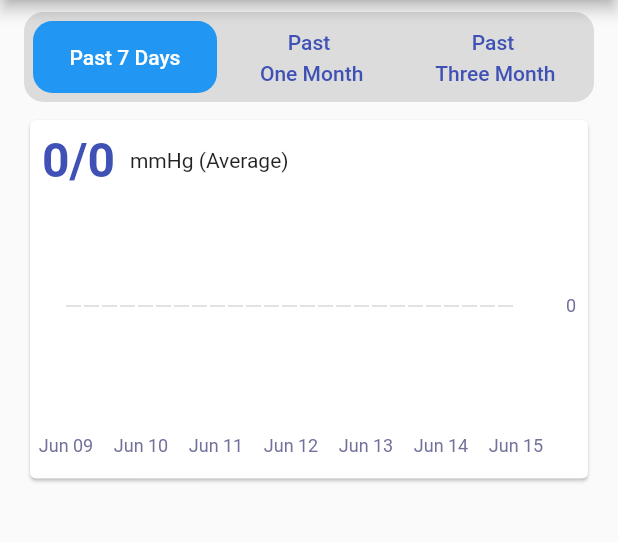
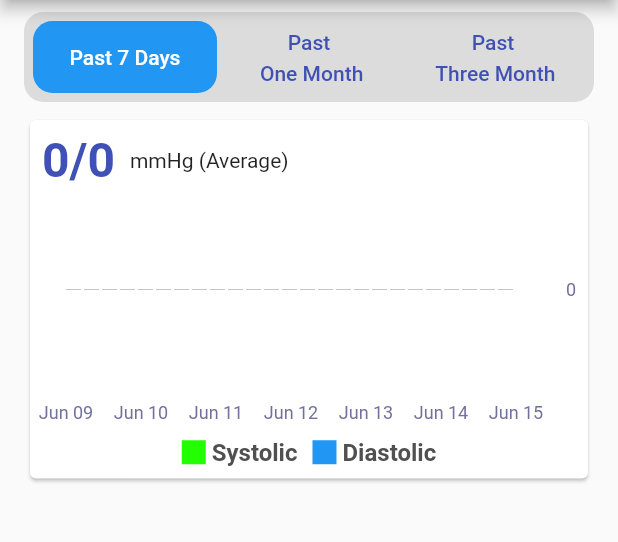
Before and after one commit to aknay/health_tracker_app, a Flutter app: the screen it shows after launch, after a tap on "Blood Pressure", on a phone screen of 412 x 824 dp, the part 84-626 px from its top. Run offline on Flutter 3.47's test engine with Material 2 defaults, Android fonts, the phone set to English and light mode, and no system bars; drawn by our look-alikes of fl_chart; our stand-ins replace dartz, flutter_local_notifications, flutter_speed_dial, get_it, google_mobile_ads, hive and 4 more; accounts and stored records are empty; generated files the repository leaves out were written again; network calls fail.

Commit message:
adjust ui for blood pressure chart

```diff
--- a/lib/l10n/app_en.arb
+++ b/lib/l10n/app_en.arb
@@ -56,8 +56,8 @@
   "value": "Value",
   "medication": "Medication",
   "enterValue": "Enter Value",
-  "systolic": "Enter Value",
-  "diastolic": "Enter Value",
+  "systolic": "Systolic",
+  "diastolic": "Diastolic",
   "bloodPressureNormal": "Normal Blood Pressure",
   "bloodPressureLow": "Low Blood Pressure",
   "bloodPressureElevated": "Elevated Blood Pressure",
--- a/lib/presentation/pages/dashboard/dashboard_page.dart
+++ b/lib/presentation/pages/dashboard/dashboard_page.dart
@@ -14,6 +14,7 @@ import 'package:healthtracker/presentation/pages/blood_pressure/blood_pressure_a
 import 'package:healthtracker/presentation/pages/blood_pressure/blood_pressure_dashboard/blood_pressure_dashboard_page.dart';
 import 'package:healthtracker/presentation/widgets/blood_glucose_line_chart.dart';
 import 'package:healthtracker/presentation/widgets/blood_pressure_line_chart.dart';
+import 'package:healthtracker/presentation/widgets/indicator.dart';
 
 import 'dashboard_page_view_model.dart';
 
@@ -201,6 +202,8 @@ class _DashboardPageState extends State<DashboardPage> {
                 onTap: () {
                   Navigator.push(context, MaterialPageRoute(builder: (context) => const BloodPressureDashboardPage()));
                 },
+                child: SizedBox(
+                  height: 300,
                   child: Card(
                     child: Column(children: [
                       Row(
@@ -247,8 +250,8 @@ class _DashboardPageState extends State<DashboardPage> {
                           )
                         ],
                       ),
-                    SizedBox(
-                      height: 150,
+                      Expanded(
+
                         child: StreamBuilder<BloodPressureReadingStatistic>(
                             stream: _viewModel.bloodPressureStatisticStream,
                             builder: (context, snapshot) {
@@ -260,8 +263,20 @@ class _DashboardPageState extends State<DashboardPage> {
                                 child: BloodPressureLineChart(statistic: snapshot.data!),
                               );
                             }),
+                      ),
+                      Padding(
+                        padding: const EdgeInsets.only(bottom: 8),
+                        child: Row(
+                          mainAxisAlignment: MainAxisAlignment.center,
+                          children: [
+                            Indicator(color: const Color(0xff22ff00), text: AppLocalizations.of(context)!.systolic, isSquare: true),
+                            const SizedBox(width: 10),
+                            Indicator(color: Colors.blue, text: AppLocalizations.of(context)!.diastolic, isSquare: true),
+                          ],
+                        ),
                       )
                     ]),
+                  ),
                 ),
               ),
             ),
--- a/lib/presentation/widgets/blood_pressure_chart_card.dart
+++ b/lib/presentation/widgets/blood_pressure_chart_card.dart
@@ -2,6 +2,7 @@ import 'package:flutter/material.dart';
 import 'package:flutter_gen/gen_l10n/app_localizations.dart';
 import 'package:healthtracker/presentation/models/blood_pressure_model.dart';
 import 'package:healthtracker/presentation/widgets/blood_pressure_line_chart.dart';
+import 'package:healthtracker/presentation/widgets/indicator.dart';
 
 class BloodPressureChartCard extends StatelessWidget {
   final BloodPressureReadingStatistic _statistic;
@@ -31,7 +32,7 @@ class BloodPressureChartCard extends StatelessWidget {
                       Padding(
                         padding: const EdgeInsets.only(left: 2),
                         child: Text("mmHg (${AppLocalizations.of(context)!.average})"),
-                      )
+                      ),
                     ],
                   )
                   //     }),
@@ -40,11 +41,21 @@ class BloodPressureChartCard extends StatelessWidget {
             ),
           ],
         ),
-        SizedBox(
-          height: 180,
+        Expanded(
           child: Padding(
             padding: const EdgeInsets.only(left: 24, right: 8, bottom: 8),
             child: BloodPressureLineChart(statistic: _statistic),
+          ),
+        ),
+        Padding(
+          padding: const EdgeInsets.only(bottom: 8),
+          child: Row(
+            mainAxisAlignment: MainAxisAlignment.center,
+            children: [
+              Indicator(color: const Color(0xff22ff00), text: AppLocalizations.of(context)!.systolic, isSquare: true),
+              const SizedBox(width: 10),
+              Indicator(color: Colors.blue, text: AppLocalizations.of(context)!.diastolic, isSquare: true),
+            ],
           ),
         )
       ]),
--- a/lib/presentation/widgets/blood_pressure_line_chart.dart
+++ b/lib/presentation/widgets/blood_pressure_line_chart.dart
@@ -56,7 +56,7 @@ class BloodPressureLineChart extends StatelessWidget {
   FlBorderData get borderData => FlBorderData(
         show: false,
         border: const Border(
-          bottom: BorderSide(color: Color(0xff4e4965), width: 4),
+          bottom: BorderSide(color: Colors.blue, width: 4),
           left: BorderSide(color: Colors.transparent),
           right: BorderSide(color: Colors.transparent),
           top: BorderSide(color: Colors.transparent),
@@ -66,13 +66,13 @@ class BloodPressureLineChart extends StatelessWidget {
   LineChartBarData get lineChartBarDataSystolic => LineChartBarData(
       isCurved: true,
       curveSmoothness: 0,
-      color: const Color(0x442e27fc),
+      color: const Color(0xff22ff00),
       barWidth: 4,
       isStrokeCapRound: true,
       dotData: FlDotData(
         show: true,
         getDotPainter: (spot, percent, barData, index) =>
-            FlDotCirclePainter(radius: 3, color: Colors.blue.withOpacity(1)),
+            FlDotCirclePainter(radius: 3, color: const Color(0xff22ff00), strokeColor: const Color(0xff22ff00)),
       ),
       belowBarData: BarAreaData(
         show: false,
@@ -85,10 +85,6 @@ class BloodPressureLineChart extends StatelessWidget {
             }
             return true;
           },
-          flLineStyle: FlLine(
-            color: Colors.deepOrange,
-            strokeWidth: 2,
-          ),
         ),
       ),
       spots: statistic
@@ -99,13 +95,13 @@ class BloodPressureLineChart extends StatelessWidget {
   LineChartBarData get lineChartBarDataDiastolic => LineChartBarData(
       isCurved: true,
       curveSmoothness: 0,
-      color: const Color(0x44ff2afb),
+      color: Colors.blue,
       barWidth: 4,
       isStrokeCapRound: true,
       dotData: FlDotData(
         show: true,
         getDotPainter: (spot, percent, barData, index) =>
-            FlDotCirclePainter(radius: 3, color: Colors.blue.withOpacity(1)),
+            FlDotCirclePainter(radius: 3, color: Colors.blue, strokeColor: Colors.blue),
       ),
       belowBarData: BarAreaData(
         show: false,
@@ -118,10 +114,6 @@ class BloodPressureLineChart extends StatelessWidget {
             }
             return true;
           },
-          flLineStyle: FlLine(
-            color: Colors.deepOrange,
-            strokeWidth: 2,
-          ),
         ),
       ),
       spots: statistic
@@ -138,10 +130,6 @@ class BloodPressureLineChart extends StatelessWidget {
 
   @override
   Widget build(BuildContext context) {
-    var list = _positiveIntegers(start: statistic.minValue.toInt(), end: statistic.maxValue.toInt())
-        .where((element) => element % 20 == 0) // don't use 0// take 10 numbers
-        .toList(); // create a list
-
     SideTitles leftTitles = SideTitles(
       showTitles: false,
       interval: 20,
--- /dev/null
+++ b/lib/presentation/widgets/indicator.dart
@@ -0,0 +1,42 @@
+import 'package:flutter/material.dart';
+
+///Ref: https://github.com/imaNNeoFighT/fl_chart/blob/master/example/lib/pie_chart/samples/indicator.dart
+class Indicator extends StatelessWidget {
+  final Color color;
+  final String text;
+  final bool isSquare;
+  final double size;
+  final Color textColor;
+
+  const Indicator({
+    Key? key,
+    required this.color,
+    required this.text,
+    required this.isSquare,
+    this.size = 16,
+    this.textColor = const Color(0xff505050),
+  }) : super(key: key);
+
+  @override
+  Widget build(BuildContext context) {
+    return Row(
+      children: <Widget>[
+        Container(
+          width: size,
+          height: size,
+          decoration: BoxDecoration(
+            shape: isSquare ? BoxShape.rectangle : BoxShape.circle,
+            color: color,
+          ),
+        ),
+        const SizedBox(
+          width: 4,
+        ),
+        Text(
+          text,
+          style: TextStyle(fontSize: 16, fontWeight: FontWeight.bold, color: textColor),
+        )
+      ],
+    );
+  }
+}
```
Lines whose indentation alone changed are shown as unchanged.
